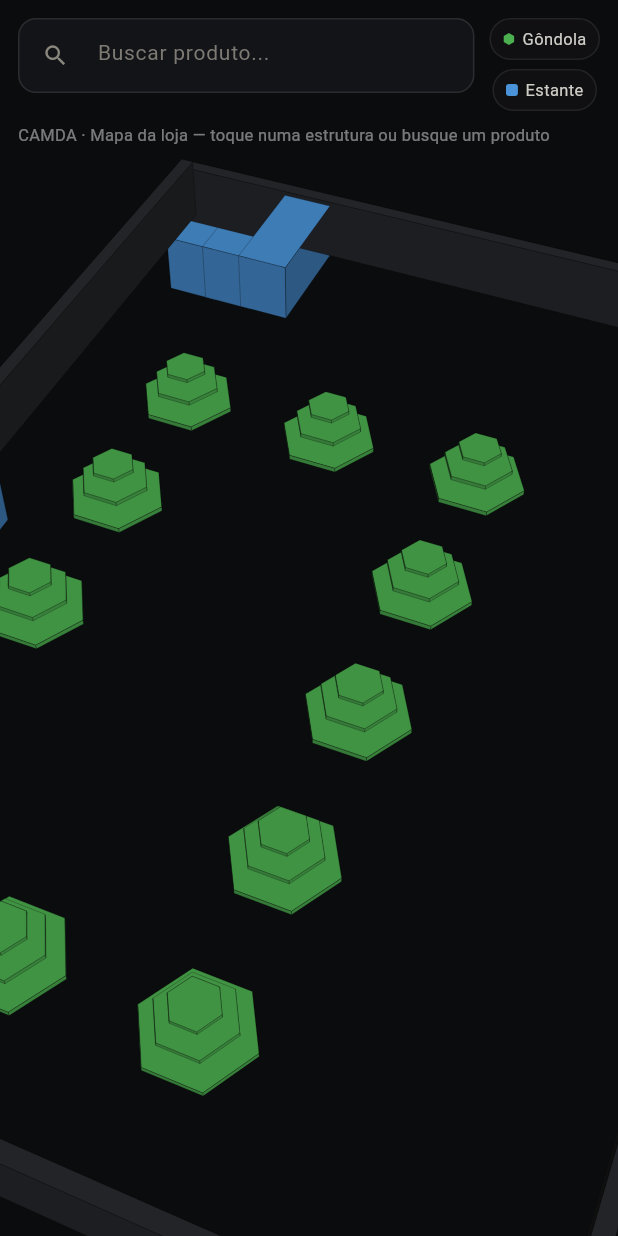
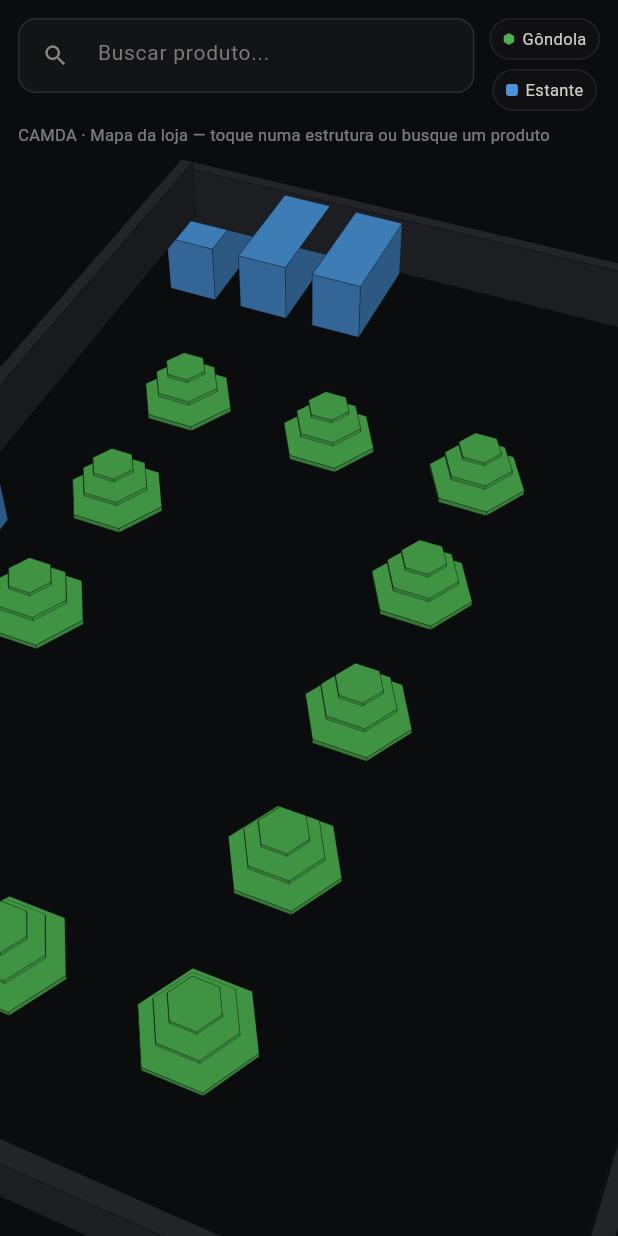
Before and after one commit to LeoLira1/Gondolas, a Flutter app: the screen it shows after launch, on a phone screen of 412 x 824 dp. Run offline on Flutter 3.47's test engine with Material 3 defaults, Android fonts, the phone set to English and light mode, and no system bars; our stand-ins replace shared_preferences; missing offline and left inert: libsql_dart.

```diff
--- a/lib/loja_scene.dart
+++ b/lib/loja_scene.dart
@@ -58,8 +58,8 @@ const List<ItemLoja> itensLoja = [
   ItemLoja(tipo: 'gondola', numero:  1, x: 6.0, z: 12.0),
   // 8 estantes encostadas nas paredes
   ItemLoja(tipo: 'estante', numero: 7, x: 1.00, z:  1.0, w: 0.7, d: 1.6),
-  ItemLoja(tipo: 'estante', numero: 8, x: 1.55, z:  1.0, w: 0.7, d: 1.6),
-  ItemLoja(tipo: 'estante', numero: 6, x: 2.10, z:  1.0, w: 0.7, d: 1.6),
+  ItemLoja(tipo: 'estante', numero: 8, x: 2.10, z:  1.0, w: 0.7, d: 1.6),
+  ItemLoja(tipo: 'estante', numero: 6, x: 3.20, z:  1.0, w: 0.7, d: 1.6),
   ItemLoja(tipo: 'estante', numero: 2, x: 9.45, z:  2.0, w: 0.7, d: 1.6),
   ItemLoja(tipo: 'estante', numero: 1, x: 9.45, z:  4.0, w: 0.7, d: 1.6),
   ItemLoja(tipo: 'estante', numero: 5, x: 0.55, z:  7.6, w: 0.7, d: 1.6),
```
